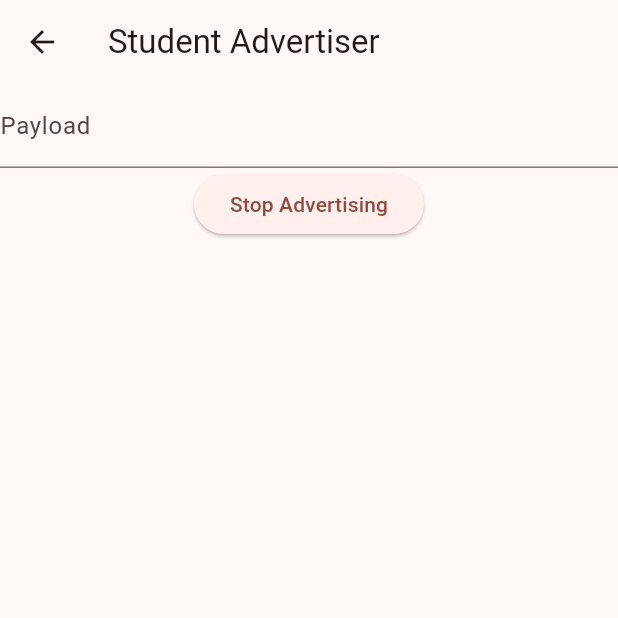
After one commit to RaveZam/MyAttendance, a Flutter app: the StudentAdvertiserPage screen opened directly, after a tap on "Start Advertising", on a phone screen of 412 x 824 dp, the top half of it. The commit adds this screen. Run offline on Flutter 3.47's test engine with Material 3 defaults, Android fonts, the phone set to English and light mode, and no system bars; our stand-ins replace flutter_blue_plus, pretty_qr_code; missing offline and left inert: flutter_ble_peripheral, mobile_scanner.

Commit message:
Implemented BLE Connection through advertising and listening to nearby devices, able to send student information once a valid qr has been scanned

```diff
--- /dev/null
+++ b/lib/features/BLE/widgets/start_advertising.dart
@@ -0,0 +1,68 @@
+import 'package:flutter/material.dart';
+import 'package:flutter_ble_peripheral/flutter_ble_peripheral.dart';
+import 'dart:typed_data';
+
+class StudentAdvertiserPage extends StatefulWidget {
+  const StudentAdvertiserPage({super.key});
+
+  @override
+  State<StudentAdvertiserPage> createState() => _StudentAdvertiserPageState();
+}
+
+class _StudentAdvertiserPageState extends State<StudentAdvertiserPage> {
+  final FlutterBlePeripheral blePeripheral = FlutterBlePeripheral();
+  String payloadInput = "";
+
+  bool isAdvertising = false;
+  final TextEditingController payloadController = TextEditingController();
+
+  @override
+  void dispose() {
+    blePeripheral.stop();
+    super.dispose();
+  }
+
+  void startAdvertising() async {
+    String payload = "STUDENT:$payloadInput";
+    AdvertiseData advertiseData = AdvertiseData(
+      includeDeviceName: false,
+      manufacturerId: 2, // pick any 16-bit number for your app
+      manufacturerData: Uint8List.fromList(payload.codeUnits),
+    );
+
+    await blePeripheral.start(advertiseData: advertiseData);
+    setState(() => isAdvertising = true);
+    print("✅ Started advertising as $payload");
+  }
+
+  void stopAdvertising() async {
+    await blePeripheral.stop();
+    setState(() => isAdvertising = false);
+    print("🛑 Stopped advertising");
+    dispose();
+  }
+
+  @override
+  Widget build(BuildContext context) {
+    return Scaffold(
+      appBar: AppBar(title: const Text("Student Advertiser")),
+      body: Center(
+        child: Column(
+          children: [
+            TextField(
+              controller: payloadController,
+              decoration: InputDecoration(labelText: "Payload"),
+              onChanged: (val) => {payloadInput = val},
+            ),
+            ElevatedButton(
+              onPressed: isAdvertising ? stopAdvertising : startAdvertising,
+              child: Text(
+                isAdvertising ? "Stop Advertising" : "Start Advertising",
+              ),
+            ),
+          ],
+        ),
+      ),
+    );
+  }
+}
--- a/lib/features/Home/pages/homepage.dart
+++ b/lib/features/Home/pages/homepage.dart
@@ -1,5 +1,6 @@
 import 'package:flutter/material.dart';
-import 'package:myattendance/features/QRFeature/widgets/qr_generator.dart';
+
+import 'package:myattendance/features/QRFeature/widgets/qrcode.dart';
 
 class Homepage extends StatefulWidget {
   const Homepage({super.key});
@@ -11,6 +12,6 @@ class Homepage extends StatefulWidget {
 class _HomePageState extends State<Homepage> {
   @override
   Widget build(BuildContext context) {
-    return const Scaffold(body: Center(child: QrGenerator()));
+    return const Scaffold(body: Center(child: Qrcode()));
   }
 }
--- a/lib/features/QRFeature/widgets/qr_reader.dart
+++ b/lib/features/QRFeature/widgets/qr_reader.dart
@@ -1,4 +1,8 @@
+import 'dart:convert';
+import 'dart:typed_data';
+
 import 'package:flutter/material.dart';
+import 'package:flutter_ble_peripheral/flutter_ble_peripheral.dart';
 import 'package:mobile_scanner/mobile_scanner.dart';
 import 'package:myattendance/features/QRFeature/widgets/custom_border_painter.dart';
 
@@ -13,6 +17,20 @@ class _QrReaderState extends State<QrReader> {
   final MobileScannerController controller = MobileScannerController();
 
   @override
+  void initState() {
+    super.initState();
+    // make sure no old advertiser is still running
+    FlutterBlePeripheral().stop();
+  }
+
+  @override
+  void dispose() {
+    FlutterBlePeripheral().stop();
+    controller.dispose();
+    super.dispose();
+  }
+
+  @override
   Widget build(BuildContext context) {
     final Rect scanWindow = const Rect.fromLTWH(0, 0, 200, 200);
 
@@ -24,8 +42,30 @@ class _QrReaderState extends State<QrReader> {
           MobileScanner(
             controller: controller,
             scanWindow: scanWindow,
-            onDetect: (capture) {
-              debugPrint(capture.barcodes.first.rawValue);
+            onDetect: (capture) async {
+              final rawQr = capture.barcodes.first.rawValue;
+              debugPrint("QR code detected: $rawQr");
+
+              if (rawQr != null) {
+                await FlutterBlePeripheral().stop();
+                debugPrint("🛑 Stopped previous advertising");
+                final classdata = jsonDecode(rawQr);
+
+                final studentId = "Raven"; // from login/profile
+                final payload =
+                    "STUDENT:$studentId|SESSION:${classdata['class_session_id']}|CLASS:${classdata['class_code']}";
+
+                final advertiseData = AdvertiseData(
+                  includeDeviceName: true,
+                  manufacturerId: 2,
+                  manufacturerData: Uint8List.fromList(payload.codeUnits),
+                );
+
+                await FlutterBlePeripheral().start(
+                  advertiseData: advertiseData,
+                );
+                debugPrint("📡 Advertising: $payload");
+              }
             },
           ),
           CustomPaint(
--- a/lib/main.dart
+++ b/lib/main.dart
@@ -3,6 +3,7 @@ import 'package:myattendance/features/Home/pages/homepage.dart';
 import 'package:myattendance/features/QRFeature/pages/qr_read_page.dart';
 import 'package:myattendance/features/QRFeature/states/qr_data_provider.dart';
 import 'package:provider/provider.dart';
+import 'package:myattendance/features/BLE/pages/teacher_scanner_page.dart';
 
 void main() {
   runApp(const MyApp());
@@ -39,7 +40,7 @@ class _MainScreenState extends State<MainScreen> {
   final List<Widget> _pages = [
     const Homepage(),
     const QrReadPage(),
-    const Center(child: Text('Settings')),
+    const Text("Settings"),
   ];
 
   @override
--- a/pubspec.yaml
+++ b/pubspec.yaml
@@ -37,6 +37,8 @@ dependencies:
   pretty_qr_code: ^3.5.0
   provider: ^6.1.5+1
   mobile_scanner: ^7.0.1
+  flutter_blue_plus: 1.35.5
+  flutter_ble_peripheral: ^1.2.6
 
 dev_dependencies:
   flutter_test:
```
Also changed, not shown: lib/features/BLE/pages/teacher_scanner_page.dart (added, +74 -0 lines), lib/features/BLE/widgets/init_bluetooth.dart (added, +37 -0 lines), lib/features/QRFeature/widgets/qrcode.dart (+23 -9 lines), pubspec.lock, 5 other files.
